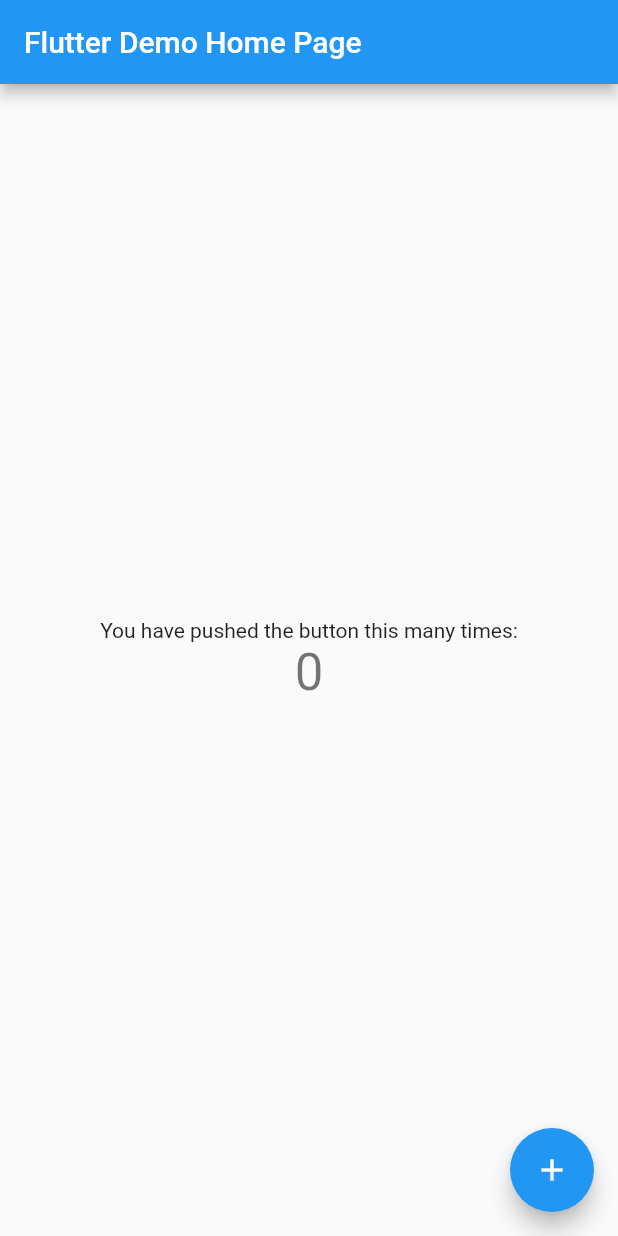
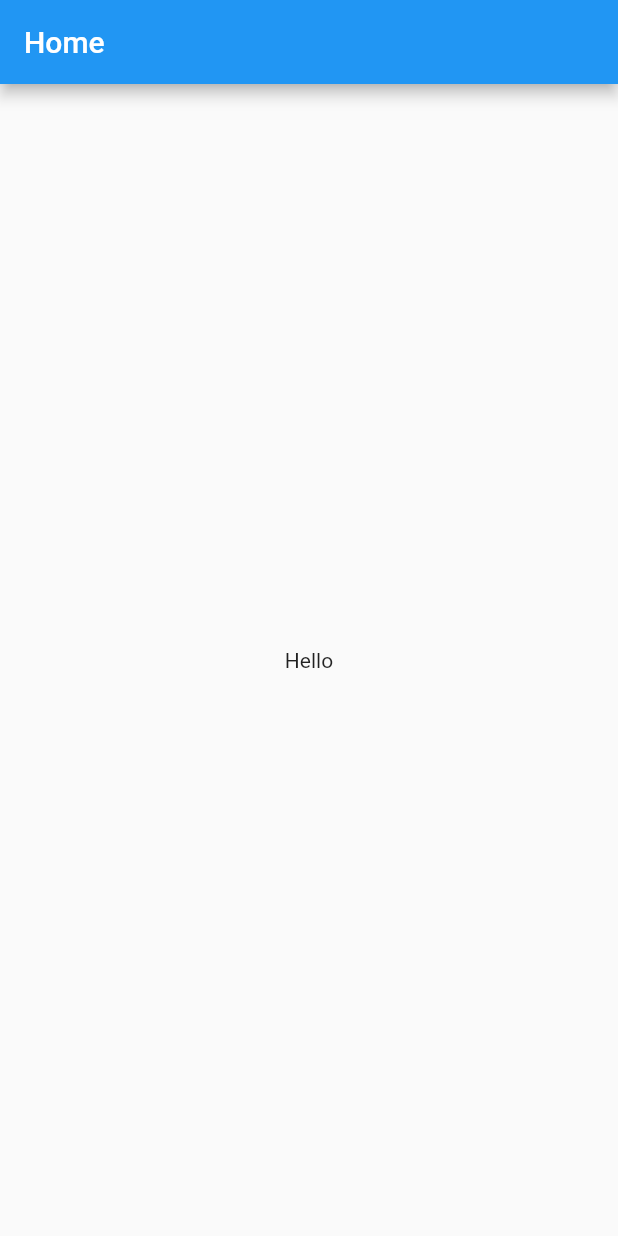
Before and after one commit to Maaz-Mehtab/flutter, a Flutter app: the screen it shows after launch, on a phone screen of 412 x 824 dp. Run offline on Flutter 3.47's test engine with Material 2 defaults, Android fonts, the phone set to English and light mode, and no system bars.

Commit message:
ch 1 completed

```diff
--- a/lib/main.dart
+++ b/lib/main.dart
@@ -1,115 +1,29 @@
 import 'package:flutter/material.dart';
 
-void main() {
-  runApp(const MyApp());
+
+void main(){
+  runApp(MaterialApp(
+    title: "flutter App",
+    home: HomePage(),
+  ));
 }
 
-class MyApp extends StatelessWidget {
-  const MyApp({Key? key}) : super(key: key);
-
-  // This widget is the root of your application.
-  @override
-  Widget build(BuildContext context) {
-    return MaterialApp(
-      title: 'Flutter Demo',
-      theme: ThemeData(
-        // This is the theme of your application.
-        //
-        // Try running your application with "flutter run". You'll see the
-        // application has a blue toolbar. Then, without quitting the app, try
-        // changing the primarySwatch below to Colors.green and then invoke
-        // "hot reload" (press "r" in the console where you ran "flutter run",
-        // or simply save your changes to "hot reload" in a Flutter IDE).
-        // Notice that the counter didn't reset back to zero; the application
-        // is not restarted.
-        primarySwatch: Colors.blue,
-      ),
-      home: const MyHomePage(title: 'Flutter Demo Home Page'),
-    );
-  }
-}
-
-class MyHomePage extends StatefulWidget {
-  const MyHomePage({Key? key, required this.title}) : super(key: key);
-
-  // This widget is the home page of your application. It is stateful, meaning
-  // that it has a State object (defined below) that contains fields that affect
-  // how it looks.
-
-  // This class is the configuration for the state. It holds the values (in this
-  // case the title) provided by the parent (in this case the App widget) and
-  // used by the build method of the State. Fields in a Widget subclass are
-  // always marked "final".
-
-  final String title;
-
-  @override
-  State<MyHomePage> createState() => _MyHomePageState();
-}
-
-class _MyHomePageState extends State<MyHomePage> {
-  int _counter = 0;
-
-  void _incrementCounter() {
-    setState(() {
-      // This call to setState tells the Flutter framework that something has
-      // changed in this State, which causes it to rerun the build method below
-      // so that the display can reflect the updated values. If we changed
-      // _counter without calling setState(), then the build method would not be
-      // called again, and so nothing would appear to happen.
-      _counter++;
-    });
-  }
+class HomePage  extends StatelessWidget {
+  // const ({ Key? key }) : super(key: key);
 
   @override
   Widget build(BuildContext context) {
-    // This method is rerun every time setState is called, for instance as done
-    // by the _incrementCounter method above.
-    //
-    // The Flutter framework has been optimized to make rerunning build methods
-    // fast, so that you can just rebuild anything that needs updating rather
-    // than having to individually change instances of widgets.
     return Scaffold(
       appBar: AppBar(
-        // Here we take the value from the MyHomePage object that was created by
-        // the App.build method, and use it to set our appbar title.
-        title: Text(widget.title),
+        title: Text("Home"),
       ),
-      body: Center(
-        // Center is a layout widget. It takes a single child and positions it
-        // in the middle of the parent.
-        child: Column(
-          // Column is also a layout widget. It takes a list of children and
-          // arranges them vertically. By default, it sizes itself to fit its
-          // children horizontally, and tries to be as tall as its parent.
-          //
-          // Invoke "debug painting" (press "p" in the console, choose the
-          // "Toggle Debug Paint" action from the Flutter Inspector in Android
-          // Studio, or the "Toggle Debug Paint" command in Visual Studio Code)
-          // to see the wireframe for each widget.
-          //
-          // Column has various properties to control how it sizes itself and
-          // how it positions its children. Here we use mainAxisAlignment to
-          // center the children vertically; the main axis here is the vertical
-          // axis because Columns are vertical (the cross axis would be
-          // horizontal).
-          mainAxisAlignment: MainAxisAlignment.center,
-          children: <Widget>[
-            const Text(
-              'You have pushed the button this many times:',
-            ),
-            Text(
-              '$_counter',
-              style: Theme.of(context).textTheme.headline4,
-            ),
-          ],
-        ),
+      body: Container(
+        child: Center(child: Text("Hello")),
       ),
-      floatingActionButton: FloatingActionButton(
-        onPressed: _incrementCounter,
-        tooltip: 'Increment',
-        child: const Icon(Icons.add),
-      ), // This trailing comma makes auto-formatting nicer for build methods.
     );
+    // return Container(
+    //   color: Colors.blue,
+    //   child: Text("Hi hellow"),
+    // );
   }
 }
```
